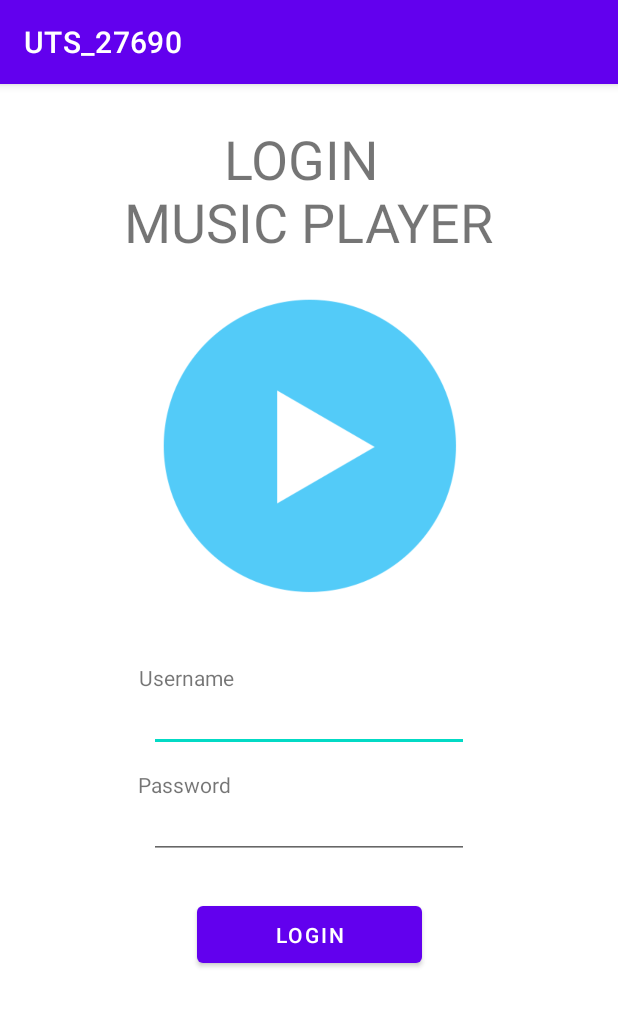
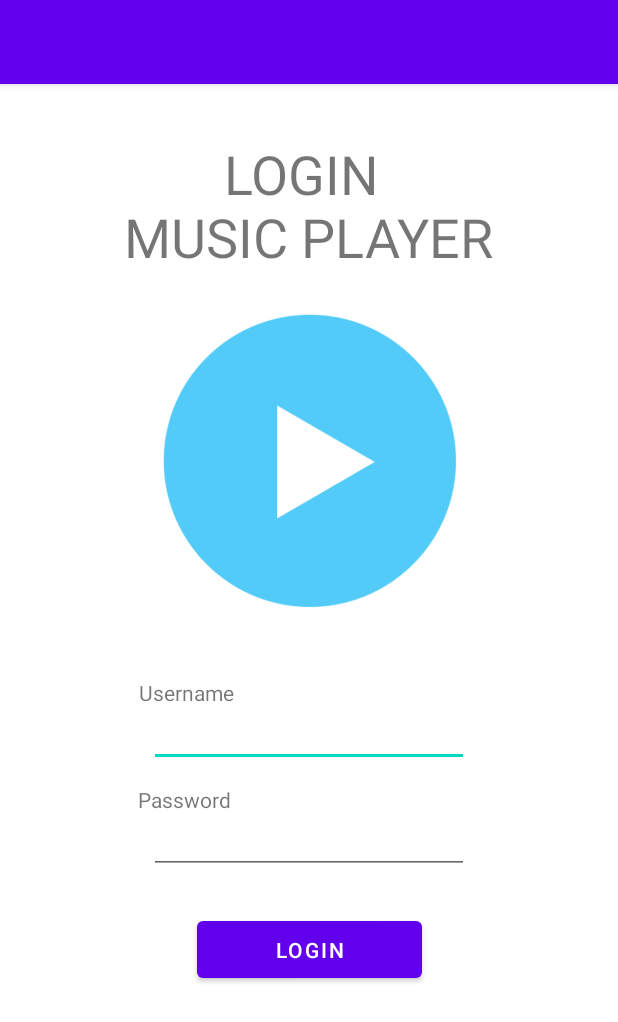
Before and after one commit to Itsakaseru/UTS_27690, an Android app: the LoginActivity screen opened directly, with no data from a screen before it, on a phone screen of 412 x 824 dp. Shown: the top 1022 px of the screen. Run offline under Robolectric (Android 15) with nearby library versions, the phone set to English and light mode, and no system bars.

Commit message:
Using manual toolbar instead to allow custom back navigation

```diff
--- a/app/src/main/AndroidManifest.xml
+++ b/app/src/main/AndroidManifest.xml
@@ -10,11 +10,9 @@
         android:supportsRtl="true"
         android:theme="@style/Theme.UTS_27690">
         <activity
-            android:name=".MainActivity"
-            android:theme="@style/Theme.MaterialComponents.DayNight.NoActionBar">
+            android:name=".MainActivity">
             <intent-filter>
                 <action android:name="android.intent.action.MAIN" />
-
                 <category android:name="android.intent.category.LAUNCHER" />
             </intent-filter>
         </activity>
--- a/app/src/main/res/layout/activity_login.xml
+++ b/app/src/main/res/layout/activity_login.xml
@@ -6,18 +6,34 @@
     android:layout_width="match_parent"
     android:layout_height="match_parent">
 
+    <com.google.android.material.appbar.AppBarLayout
+        android:id="@+id/appBar"
+        android:layout_width="match_parent"
+        android:layout_height="wrap_content"
+        android:theme="@style/ThemeOverlay.AppCompat.Dark.ActionBar"
+        app:layout_constraintTop_toTopOf="parent">
+
+        <androidx.appcompat.widget.Toolbar
+            android:id="@+id/toolbar"
+            android:layout_width="match_parent"
+            android:layout_height="?attr/actionBarSize"
+            android:background="?attr/colorPrimary"
+            app:popupTheme="@style/ThemeOverlay.AppCompat.Light" />
+
+    </com.google.android.material.appbar.AppBarLayout>
+
     <TextView
         android:id="@+id/txtLogin"
         android:layout_width="wrap_content"
         android:layout_height="wrap_content"
-        android:layout_marginTop="25dp"
+        android:layout_marginTop="35dp"
         android:text="LOGIN \nMUSIC PLAYER"
         android:textAlignment="center"
         android:textSize="36sp"
         app:layout_constraintEnd_toEndOf="parent"
         app:layout_constraintHorizontal_bias="0.496"
         app:layout_constraintStart_toStartOf="parent"
-        app:layout_constraintTop_toTopOf="parent" />
+        app:layout_constraintTop_toBottomOf="@+id/appBar" />
 
     <ImageView
         android:id="@id/logo"
--- a/app/src/main/res/values/themes.xml
+++ b/app/src/main/res/values/themes.xml
@@ -1,6 +1,6 @@
 <resources xmlns:tools="http://schemas.android.com/tools">
     <!-- Base application theme. -->
-    <style name="Theme.UTS_27690" parent="Theme.MaterialComponents.DayNight.DarkActionBar">
+    <style name="Theme.UTS_27690" parent="Theme.MaterialComponents.DayNight.NoActionBar">
         <!-- Primary brand color. -->
         <item name="colorPrimary">@color/purple_500</item>
         <item name="colorPrimaryVariant">@color/purple_700</item>
@@ -14,7 +14,7 @@
         <!-- Customize your theme here. -->
     </style>
 
-    <style name="circle" parent="Theme.MaterialComponents.DayNight.DarkActionBar">
+    <style name="circle" parent="">
         <item name="cornerFamily">rounded</item>
         <item name="cornerSize">50%</item>
     </style>
```
Also changed, not shown: app/src/main/res/layout/activity_profile.xml (+17 -1 lines), app/src/main/res/layout/activity_song_list.xml (+18 -3 lines).
